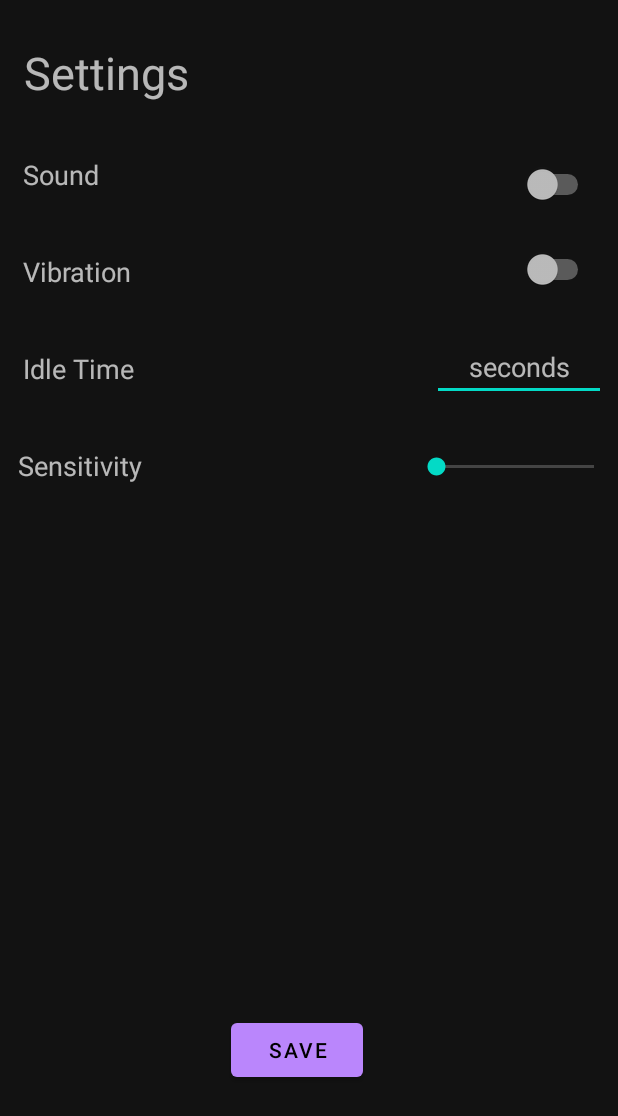
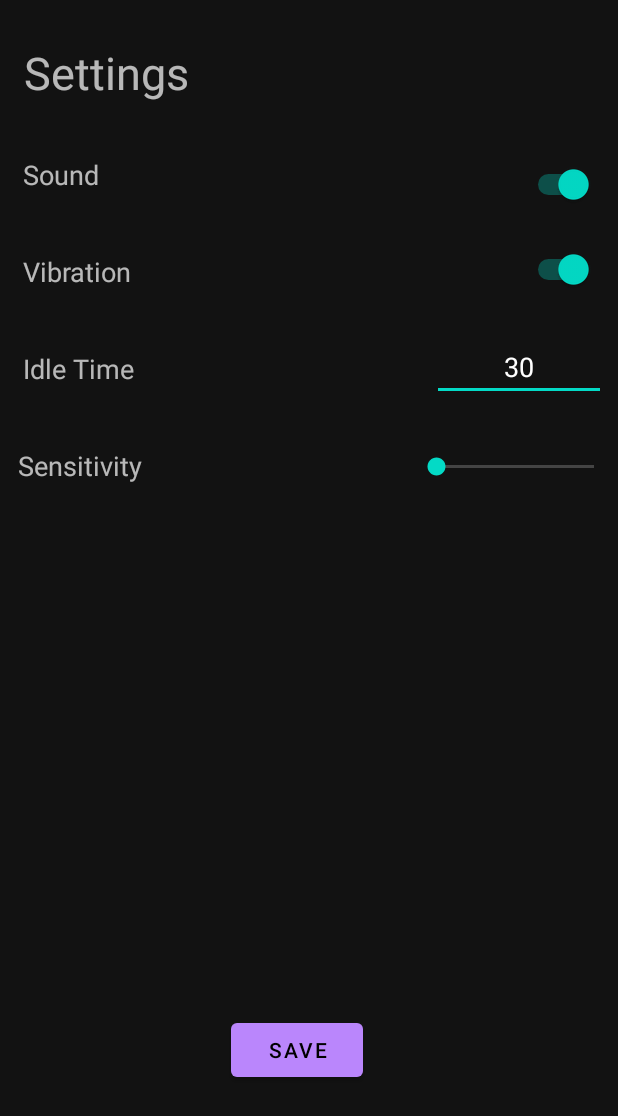
Before and after one commit to MajdKhodr/StillAlert, an Android app: the SettingsActivity screen opened directly, with no data from a screen before it, on a phone screen of 412 x 824 dp. Shown: the top 1116 px of the screen. Run offline under Robolectric (Android 15) with nearby library versions, the phone set to English and light mode, and no system bars.

Commit message:
Settings features done

```diff
--- a/app/src/main/java/com/stillalert/gng2101/stillalert/SettingsActivity.java
+++ b/app/src/main/java/com/stillalert/gng2101/stillalert/SettingsActivity.java
@@ -18,7 +18,7 @@ public class SettingsActivity extends AppCompatActivity {
     public EditText mIdleTime;
     public boolean vibrate;
     public boolean sound;
-    public String time;
+    public String idleTime;
 
     private static final String TAG = "SettingsActivity";
 
@@ -28,50 +28,35 @@ public class SettingsActivity extends AppCompatActivity {
         super.onCreate(savedInstanceState);
         setContentView(R.layout.activity_settings);
 
-        SharedPreferences preferences = PreferenceManager.getDefaultSharedPreferences(this);
-        String vibrate = preferences.getString("vibrate", "true");
-        String sound = preferences.getString("sound","true");
-        int idleTime = preferences.getInt("idleTime", 30);
-
         mSoundSwitch = findViewById(R.id.switch_sound);
-        mSoundSwitch = findViewById(R.id.switch_vibration);
+        mVibrationSwitch = findViewById(R.id.switch_vibration);
         mIdleTime = findViewById(R.id.time_editText);
 
-        mIdleTime.addTextChangedListener(new TextWatcher() {
-            @Override
-            public void beforeTextChanged(CharSequence s, int start, int count, int after) {
+        SharedPreferences preferences = PreferenceManager.getDefaultSharedPreferences(this);
+        String soundKey = preferences.getString("sound","true");
+        String vibrateKey = preferences.getString("vibrate", "true");
+        int idleTimeKey = preferences.getInt("idleTime", 30);
 
-            }
-
-            @Override
-            public void onTextChanged(CharSequence s, int start, int before, int count) {
-                time = s.toString();
-            }
-
-            @Override
-            public void afterTextChanged(Editable s) {
-
-            }
-        });
+        mSoundSwitch.setChecked(Boolean.parseBoolean(soundKey));
+        mVibrationSwitch.setChecked(Boolean.parseBoolean(vibrateKey));
+        mIdleTime.setText(Integer.toString(idleTimeKey));
     }
 
 
     public void save(View view) {
         sound = mSoundSwitch.isChecked();
         vibrate = mVibrationSwitch.isChecked();
+        idleTime = mIdleTime.getText().toString();
 
-
-
+        SharedPreferences preferences = PreferenceManager.getDefaultSharedPreferences(this);
+        SharedPreferences.Editor editor = preferences.edit();
+        editor.putString("sound", String.valueOf(sound));
+        editor.putString("vibrate", String.valueOf(vibrate));
+        editor.putInt("idleTime", Integer.parseInt(idleTime));
+        editor.apply();
 
         Intent intent = new Intent(this, MainActivity.class);
-        intent.putExtra("Sound", time);
-        intent.putExtra("Vibrate", time);
-        intent.putExtra("Time", time);
-
         startActivity(intent);
-
-        Log.d(TAG, "Settings activity Time = " + time);
     }
 
-
 }
```
